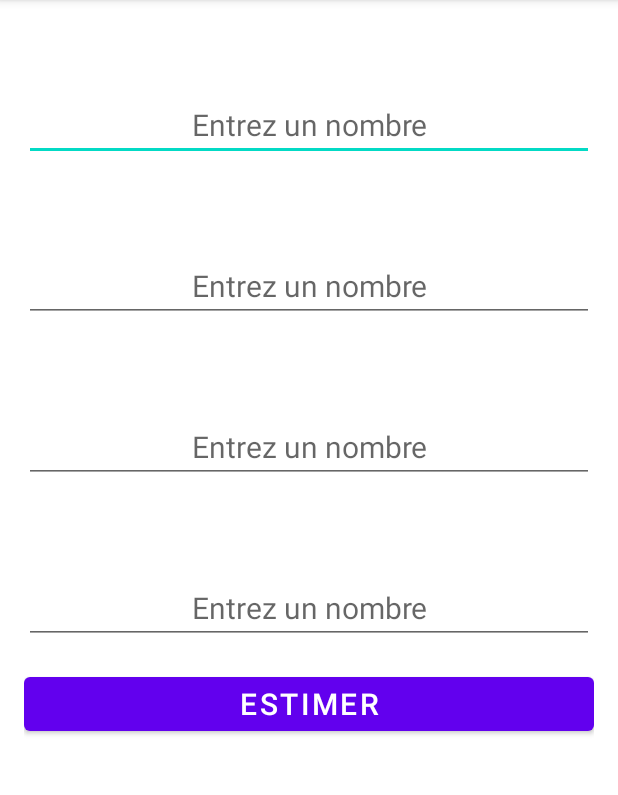
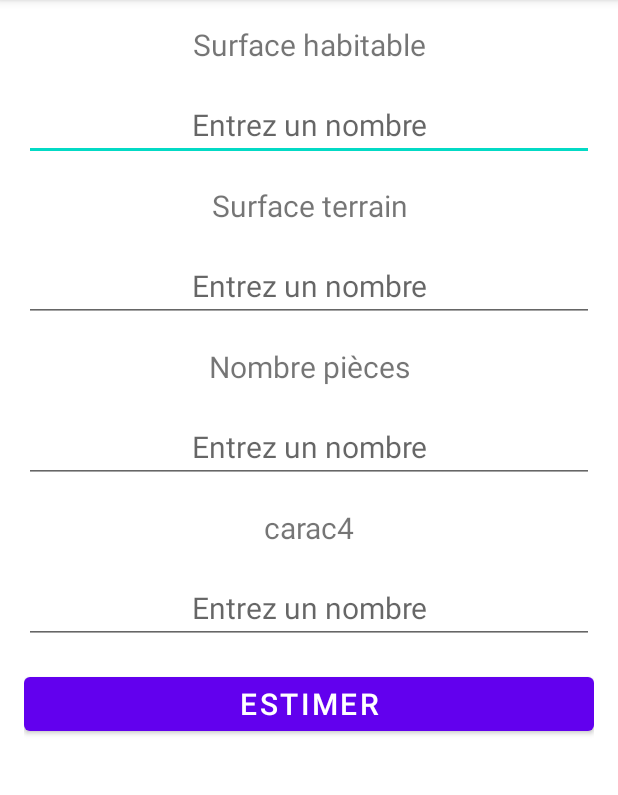
Before and after one commit to BKZRackham/Mini-Projet, an Android app: the screen it shows after launch (MainActivity), on a phone screen of 412 x 824 dp, the part 84-879 px from its top. Run offline under Robolectric (Android 15) with nearby library versions, the phone set to English and light mode, and no system bars; our stand-ins replace Dagger/Hilt's generated code.

Commit message:
App first graphic pass

```diff
--- a/app/src/main/java/fr/vinwin/miniprojet/backend/EstimatorBackend.kt
+++ b/app/src/main/java/fr/vinwin/miniprojet/backend/EstimatorBackend.kt
@@ -2,5 +2,5 @@ package fr.vinwin.miniprojet.backend
 
 interface EstimatorBackend {
 
-    fun estimate(carac1 : Double, carac2 : Double) : Double
+    fun estimate(carac1: Float, carac2: Float, carc3 : Float) : Float
 }
--- a/app/src/main/java/fr/vinwin/miniprojet/backend/FakeBackendImpl.kt
+++ b/app/src/main/java/fr/vinwin/miniprojet/backend/FakeBackendImpl.kt
@@ -7,7 +7,7 @@ class FakeBackendImpl @Inject constructor () : EstimatorBackend {
 
 
 
-    override fun estimate  (carac1: Double, carac2: Double): Double {
-        return (75000.55)
+    override fun estimate  (carac1: Float, carac2: Float, carc3 : Float): Float {
+        return (75000.55f)
     }
 }
--- a/app/src/main/java/fr/vinwin/miniprojet/view/CharacteristicsFragment.kt
+++ b/app/src/main/java/fr/vinwin/miniprojet/view/CharacteristicsFragment.kt
@@ -5,8 +5,12 @@ import android.view.LayoutInflater
 import android.view.View
 import android.view.ViewGroup
 import androidx.fragment.app.Fragment
+import androidx.fragment.app.viewModels
+import androidx.navigation.fragment.findNavController
 import dagger.hilt.android.AndroidEntryPoint
+import fr.vinwin.miniprojet.R
 import fr.vinwin.miniprojet.databinding.CharacteristicsFragmentBinding
+import fr.vinwin.miniprojet.viewModel.EstimatorViewModel
 
 @AndroidEntryPoint
 class CharacteristicsFragment : Fragment() {
@@ -25,5 +29,31 @@ class CharacteristicsFragment : Fragment() {
 
     override fun onViewCreated(view: View, savedInstanceState: Bundle?) {
         super.onViewCreated(view, savedInstanceState)
+
+        val estimatorViewModel : EstimatorViewModel by viewModels()
+
+
+        binding.caracText1.text = getString(R.string.carac1_text)
+        binding.caracText2.text = getString(R.string.carac2_text)
+        binding.caracText3.text = getString(R.string.carac3_text)
+        binding.caracText4.text = getString(R.string.carac4_text)
+
+        binding.caracButton.setOnClickListener {
+            try {
+                val carac1 = binding.editText1.toString().toFloat()
+                val carac2 = binding.editText2.toString().toFloat()
+                val carac3 = binding.editText3.toString().toFloat()
+                val carac4 = binding.editText4.toString().toFloat()
+                val action = CharacteristicsFragmentDirections.actionCharacteristicsFragmentToEstimationFragment(carac1,carac2,carac3,carac4)
+                findNavController().navigate(action)
+            }catch (e: java.lang.NumberFormatException){
+                val carac1 = -1.0f
+                val carac2 = -1.0f
+                val carac3 = -1.0f
+                val carac4 = -1.0f
+                val action = CharacteristicsFragmentDirections.actionCharacteristicsFragmentToEstimationFragment(carac1,carac2,carac3,carac4)
+                findNavController().navigate(action)
+            }
+        }
     }
 }
--- a/app/src/main/res/layout/characteristics_fragment.xml
+++ b/app/src/main/res/layout/characteristics_fragment.xml
@@ -26,7 +26,9 @@
         android:hint="@string/edit_text_carac1_hint"
         android:layout_marginBottom="16dp"
         android:textSize="20sp"
-        android:textAlignment="center"/>
+        android:inputType="number"
+        android:textAlignment="center"
+        android:importantForAutofill="no"/>
 
     <TextView
         android:id="@+id/caracText2"
@@ -44,7 +46,9 @@
         android:hint="@string/edit_text_carac1_hint"
         android:layout_marginBottom="16dp"
         android:textSize="20sp"
-        android:textAlignment="center"/>
+        android:inputType="number"
+        android:textAlignment="center"
+        android:importantForAutofill="no"/>
 
     <TextView
         android:id="@+id/caracText3"
@@ -62,7 +66,9 @@
         android:hint="@string/edit_text_carac1_hint"
         android:layout_marginBottom="16dp"
         android:textSize="20sp"
-        android:textAlignment="center"/>
+        android:inputType="number"
+        android:textAlignment="center"
+        android:importantForAutofill="no"/>
 
     <TextView
         android:id="@+id/caracText4"
@@ -80,7 +86,9 @@
         android:hint="@string/edit_text_carac1_hint"
         android:layout_marginBottom="16dp"
         android:textSize="20sp"
-        android:textAlignment="center"/>
+        android:inputType="number"
+        android:textAlignment="center"
+        android:importantForAutofill="no"/>
 
 
     <Button
--- a/app/src/main/res/layout/estimation_fragment.xml
+++ b/app/src/main/res/layout/estimation_fragment.xml
@@ -17,6 +17,7 @@
         android:layout_gravity="center"
         android:textAlignment="center"
         app:srcCompat="@drawable/ic_house_foreground"
+        android:layout_marginBottom="5dp"
          />
 
 
@@ -27,5 +28,5 @@
         android:textAlignment="center"
         tools:text="Estimation text"
         android:layout_marginBottom="16dp"
-        android:textSize="20sp"/>
+        android:textSize="25sp"/>
 </LinearLayout>
--- a/app/src/main/res/navigation/nav_graph.xml
+++ b/app/src/main/res/navigation/nav_graph.xml
@@ -10,13 +10,25 @@
         android:name="fr.vinwin.miniprojet.view.CharacteristicsFragment"
         android:label="CharacteristicsFragment" >
         <action
-            android:id="@+id/action_characteristicsFragment_to_mainActivity"
-            app:destination="@id/mainActivity" />
+            android:id="@+id/action_characteristicsFragment_to_estimationFragment"
+            app:destination="@id/estimationFragment" />
     </fragment>
 
-    <activity
-        android:id="@+id/mainActivity"
-        android:name="fr.vinwin.miniprojet.view.MainActivity"
-        android:label="estimation_fragment"
-        tools:layout="@layout/estimation_fragment" />
+    <fragment
+        android:id="@+id/estimationFragment"
+        android:name="fr.vinwin.miniprojet.view.EstimationFragment"
+        android:label="EstimationFragment" >
+        <argument
+            android:name="surface_habitable"
+            app:argType="float" />
+        <argument
+            android:name="surface_terrain"
+            app:argType="float" />
+        <argument
+            android:name="number_rooms"
+            app:argType="float" />
+        <argument
+            android:name="carac4"
+            app:argType="float" />
+    </fragment>
 </navigation>
--- a/app/src/main/res/values/strings.xml
+++ b/app/src/main/res/values/strings.xml
@@ -2,4 +2,10 @@
     <string name="app_name">Mini Projet</string>
     <string name="edit_text_carac1_hint">Entrez un nombre</string>
     <string name="carac_button_text">Estimer</string>
+    <string name="estimation_text">\"Le prix du bien est estimé à %1$f \"</string>
+    <string name="carac1_text">Surface habitable</string>
+    <string name="carac2_text">Surface terrain</string>
+    <string name="carac3_text">Nombre pièces</string>
+    <string name="carac4_text">carac4</string>
+    <string name="estimation_error_text">Erreur de format</string>
 </resources>
```
Also changed, not shown: app/src/main/java/fr/vinwin/miniprojet/view/EstimationFragment.kt (+22 -0 lines), app/src/main/java/fr/vinwin/miniprojet/viewModel/EstimatorViewModel.kt (+11 -0 lines).
